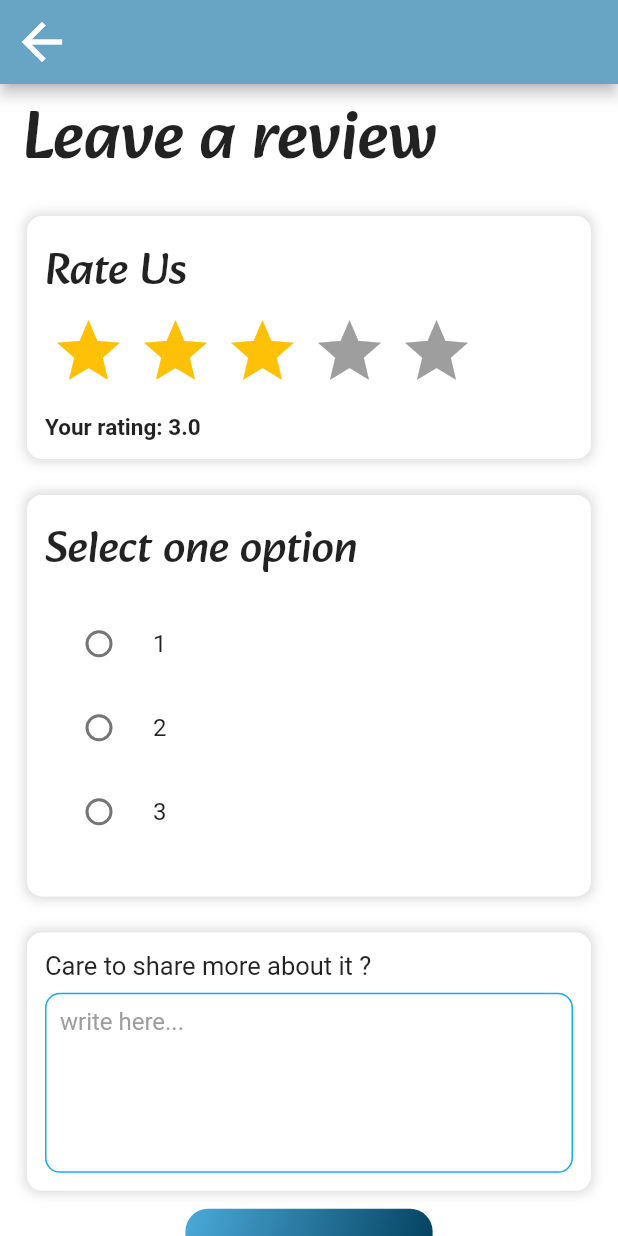
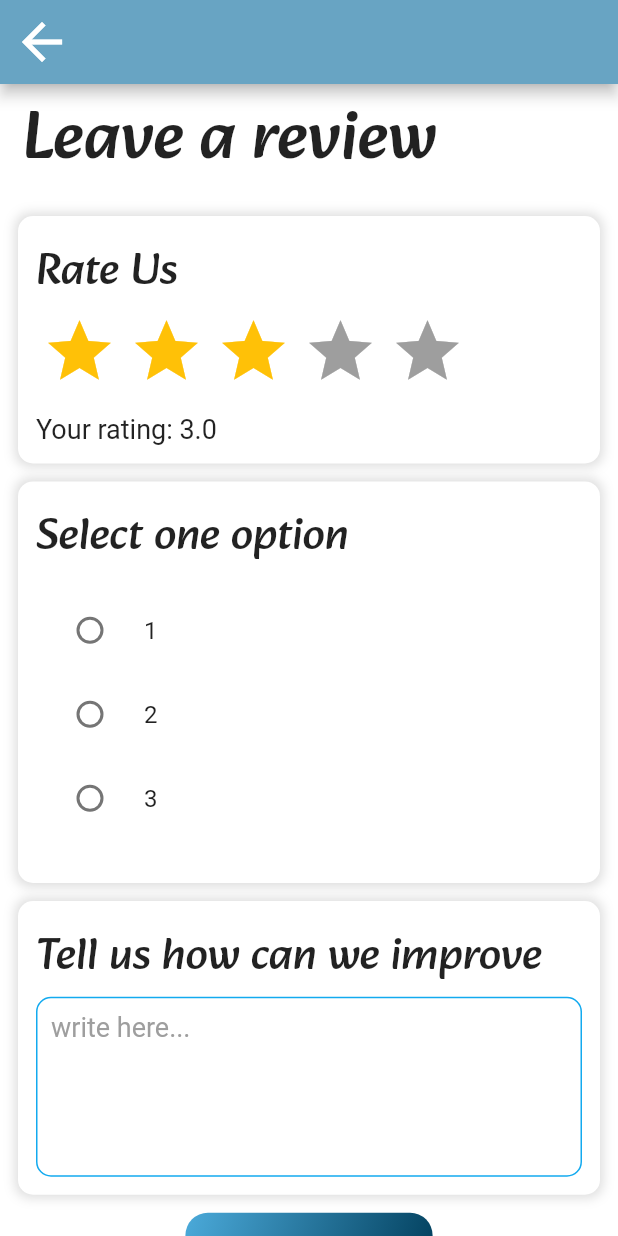
Before and after one commit to priyanshu251/opinio, a Flutter app: the FeedbackPage screen opened directly, on a phone screen of 412 x 824 dp. Run offline on Flutter 3.47's test engine with Material 2 defaults, Android fonts, the phone set to English and light mode, and no system bars; drawn by our look-alikes of flutter_rating_bar; our stand-ins replace rflutter_alert; missing offline and left inert: qr_code_scanner.

Commit message:
new commit

```diff
--- a/lib/constants.dart
+++ b/lib/constants.dart
@@ -26,7 +26,7 @@ const kreviewTitle = TextStyle(
 
 const kreviewDescription = TextStyle(fontSize: 17);
 
-const krating = TextStyle(fontSize: 15, fontWeight: FontWeight.bold);
+const krating = TextStyle(fontSize: 18);
 
 const kTextFieldDecoration = InputDecoration(
   hintStyle: TextStyle(
--- a/lib/feedback_page.dart
+++ b/lib/feedback_page.dart
@@ -77,21 +77,21 @@ class _FeedbackPageState extends State<FeedbackPage> {
   Container textFeildCard(double screenHeight) {
     return Container(
       width: double.infinity,
-      margin: const EdgeInsets.symmetric(horizontal: 18, vertical: 12),
+      margin: const EdgeInsets.fromLTRB(12, 12, 12, 0),
       padding: const EdgeInsets.all(12),
       decoration: kCardDecoration,
       child: Column(
         crossAxisAlignment: CrossAxisAlignment.start,
         children: [
-          const Text('Care to share more about it ?',
-              style: kreviewDescription),
+          const Text('Tell us how can we improve', style: kreviewTitle),
           SizedBox(
-            height: screenHeight * 0.01,
+            height: screenHeight * 0.001,
           ),
           SizedBox(
             height: 120, //TextField expands to this height.
             child: TextField(
               onChanged: (value) {},
+              style: krating,
               textAlignVertical: TextAlignVertical.top,
               maxLines: null,
               expands: true,
@@ -105,8 +105,10 @@ class _FeedbackPageState extends State<FeedbackPage> {
     );
   }
 
-  InkWell submitReviewButton(double screenWidth) {
-    return InkWell(
+  Widget submitReviewButton(double screenWidth) {
+    return Padding(
+      padding: const EdgeInsets.all(12.0),
+      child: InkWell(
         highlightColor: Colors.transparent,
         splashColor: const Color.fromARGB(0, 209, 207, 207),
         onTap: () {
@@ -150,13 +152,14 @@ class _FeedbackPageState extends State<FeedbackPage> {
                 color: Colors.white, fontSize: 15, fontWeight: FontWeight.w600),
           ),
         ),
+      ),
     );
   }
 
   Container recommendationCard(double screenHeight) {
     return Container(
       width: double.infinity,
-      margin: const EdgeInsets.symmetric(horizontal: 18, vertical: 12),
+      margin: const EdgeInsets.fromLTRB(12, 12, 12, 0),
       padding: const EdgeInsets.all(12),
       decoration: kCardDecoration,
       child: Column(
@@ -214,7 +217,7 @@ class _FeedbackPageState extends State<FeedbackPage> {
       void Function(double) onChanged) {
     return Container(
       width: double.infinity,
-      margin: const EdgeInsets.symmetric(horizontal: 18, vertical: 12),
+      margin: const EdgeInsets.fromLTRB(12, 12, 12, 0),
       padding: const EdgeInsets.all(12),
       decoration: kCardDecoration,
       child: Column(
```
Lines whose indentation alone changed are shown as unchanged.
